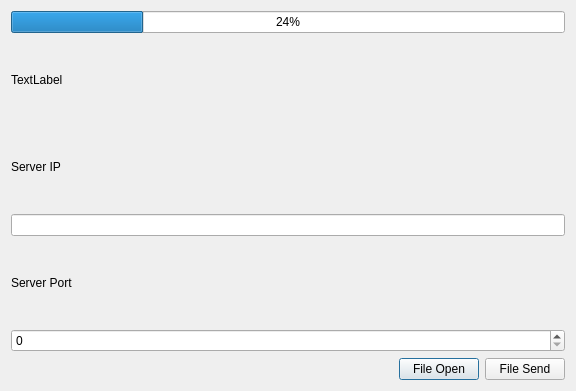
Above: http/filesenderdlg.ui from Jyeong2c/TeamProject before the change. Below: the same form after it.
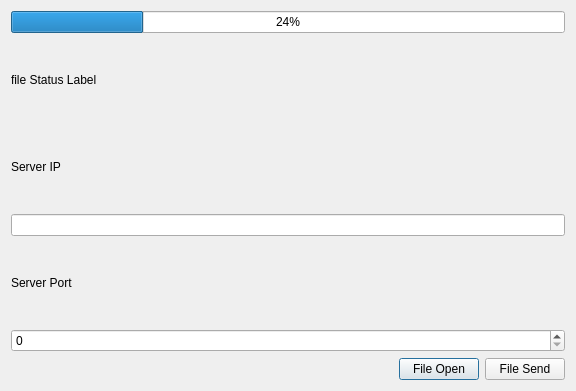
That is the form after the change.

The edit to the form file:
```diff
--- a/http/filesenderdlg.ui
+++ b/http/filesenderdlg.ui
@@ -24,7 +24,7 @@
    <item row="1" column="0">
     <widget class="QLabel" name="clientStatusLable">
      <property name="text">
-      <string>TextLabel</string>
+      <string>file Status Label</string>
      </property>
     </widget>
    </item>
```
